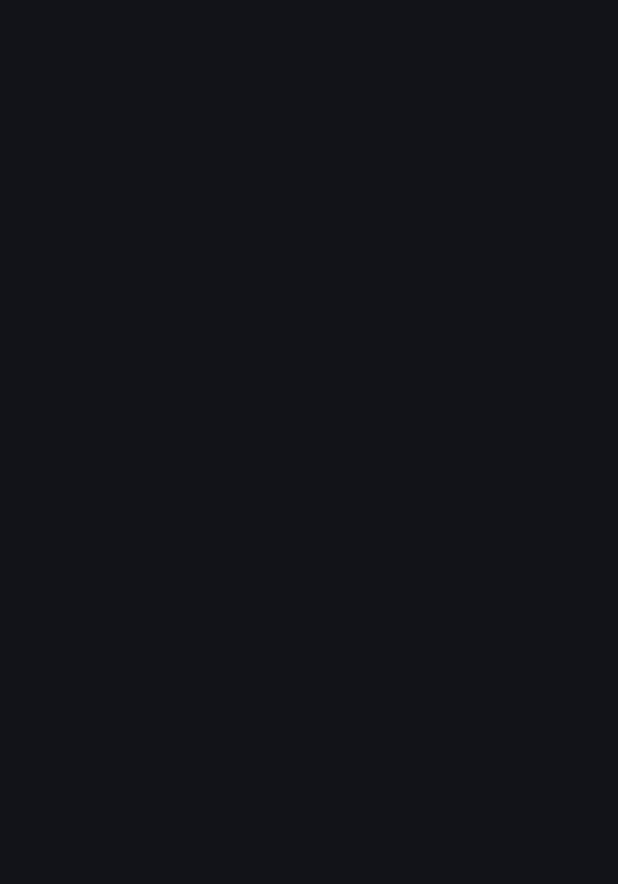
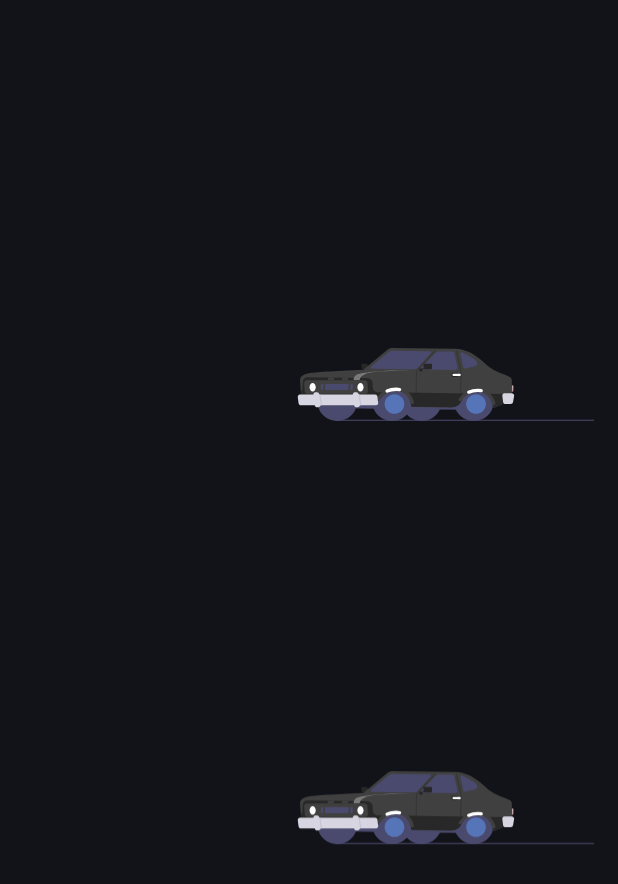
Before and after one commit to cosmin-oros/Nokia-5G-Mobile-App, an Android app built with Jetpack Compose: the SinglePlayerScreen screen opened through its navigation route, on a phone screen of 412 x 824 dp. Before the commit the part shown is empty. Shown: the top 884 px of the screen. Run offline under Robolectric (Android 15) with nearby library versions, the phone set to English and light mode, and no system bars.

Commit message:
lottie animation on single player screen

```diff
--- a/app/src/main/java/cosmin/dev/nokia5gmobileapp/ui/screens/main/SinglePlayerScreen.kt
+++ b/app/src/main/java/cosmin/dev/nokia5gmobileapp/ui/screens/main/SinglePlayerScreen.kt
@@ -6,8 +6,14 @@ import android.net.ConnectivityManager
 import androidx.compose.animation.core.animateFloatAsState
 import androidx.compose.animation.core.tween
 import androidx.compose.foundation.Canvas
+import androidx.compose.foundation.layout.Arrangement
+import androidx.compose.foundation.layout.Column
+import androidx.compose.foundation.layout.Spacer
 import androidx.compose.foundation.layout.fillMaxSize
+import androidx.compose.foundation.layout.height
+import androidx.compose.foundation.layout.padding
 import androidx.compose.runtime.*
+import androidx.compose.ui.Alignment
 import androidx.compose.ui.Modifier
 import androidx.compose.ui.geometry.Offset
 import androidx.compose.ui.graphics.Color
@@ -19,6 +25,8 @@ import androidx.compose.ui.res.painterResource
 import androidx.compose.ui.unit.dp
 import androidx.navigation.NavController
 import cosmin.dev.nokia5gmobileapp.R
+import cosmin.dev.nokia5gmobileapp.data.SharedPreferencesManager
+import cosmin.dev.nokia5gmobileapp.utils.CarAnimation
 import kotlinx.coroutines.Dispatchers
 import kotlinx.coroutines.GlobalScope
 import kotlinx.coroutines.delay
@@ -57,6 +65,19 @@ fun SinglePlayerScreen(navController: NavController) {
         }
     }
 
+    Column(
+        modifier = Modifier
+            .fillMaxSize()
+            .padding(horizontal = 16.dp)
+            .padding(bottom = 32.dp),
+        verticalArrangement = Arrangement.Center,
+        horizontalAlignment = Alignment.End
+    ) {
+        CarAnimation(color = SharedPreferencesManager.getString("car_color", "black"))
 
+        Spacer(modifier = Modifier.height(32.dp))
+
+        CarAnimation(color = "black")
+    }
 
 }
```
